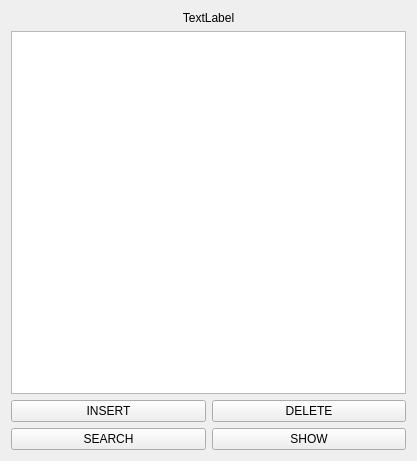
Before: the Qt Designer form Mobile/Databases/mainwindow.ui in Squaess/Programming, drawn with Qt 5.
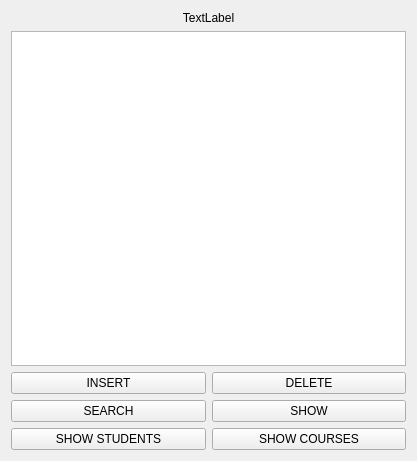
After: the same form once the commit is applied.

Diff of the .ui file:
```diff
--- a/Mobile/Databases/mainwindow.ui
+++ b/Mobile/Databases/mainwindow.ui
@@ -60,6 +60,20 @@
           </property>
          </widget>
         </item>
+        <item row="2" column="0">
+         <widget class="QPushButton" name="ssB">
+          <property name="text">
+           <string>SHOW STUDENTS</string>
+          </property>
+         </widget>
+        </item>
+        <item row="2" column="1">
+         <widget class="QPushButton" name="scB">
+          <property name="text">
+           <string>SHOW COURSES</string>
+          </property>
+         </widget>
+        </item>
        </layout>
       </item>
      </layout>
```
Left out of the diff: 14 changed lines with no effect on the pictures.
